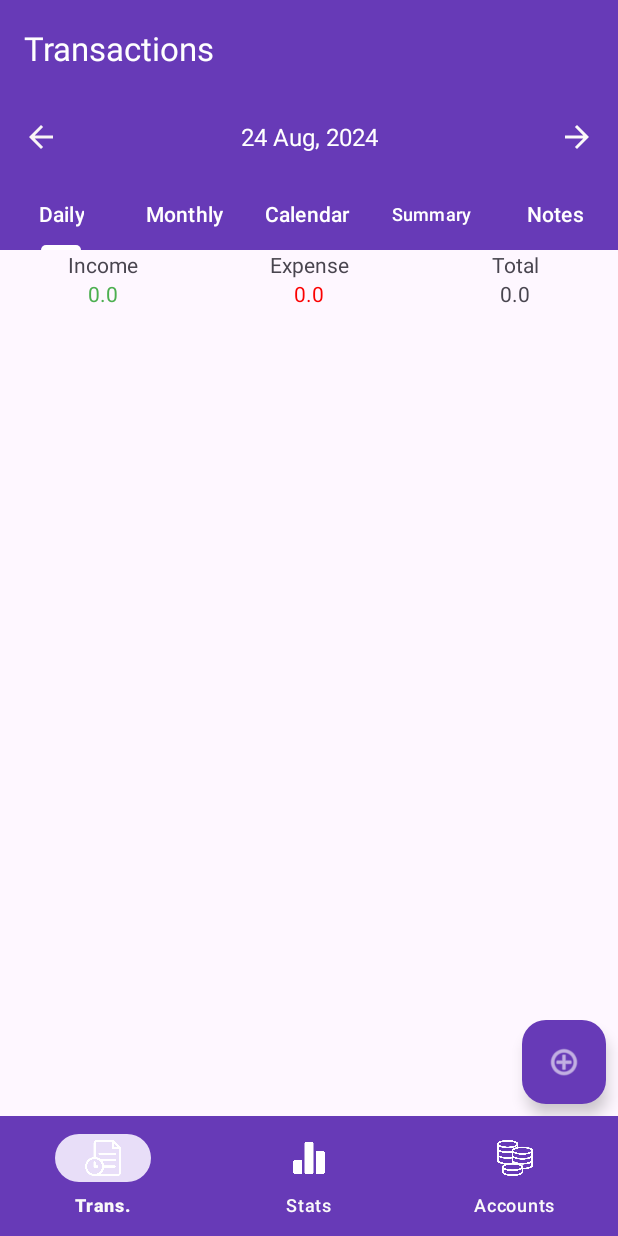
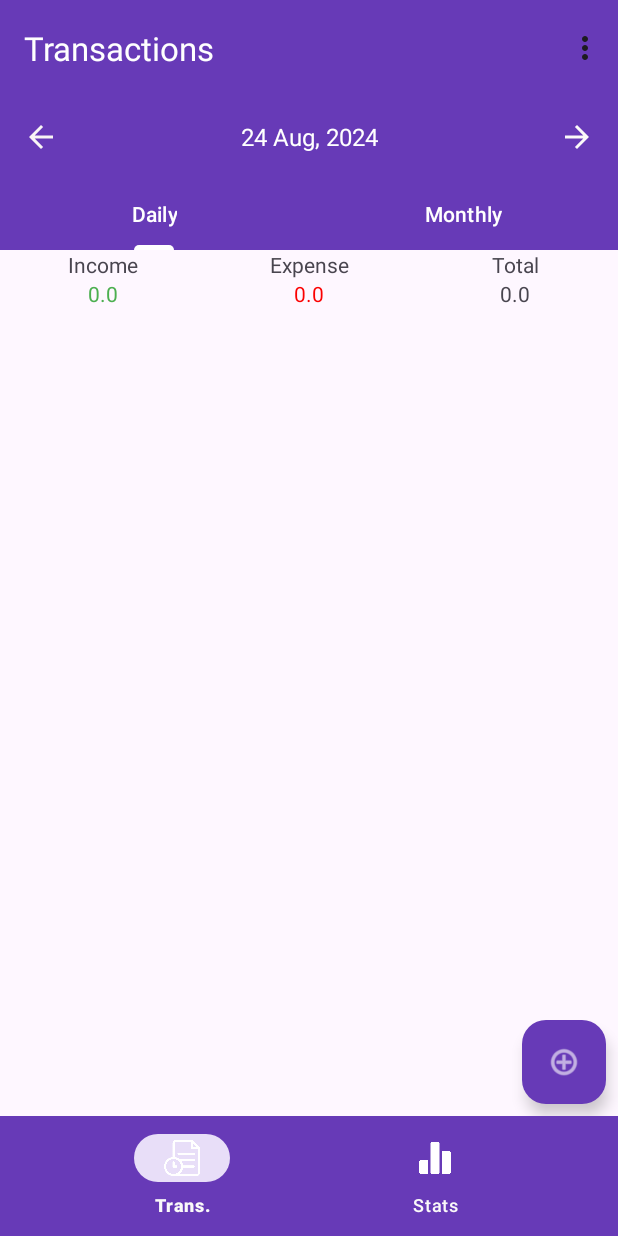
Before and after one commit to NeelVaswani/Expense-Tracker, an Android app: the screen it shows after launch (MainActivity), on a phone screen of 412 x 824 dp. Run offline under Robolectric (Android 15) with nearby library versions, the phone set to English and light mode, and no system bars; libraries missing offline, so code that uses them is left out: io.realm; Roboto replaces fonts that are not available here; 9 statements that could not run were skipped.

```diff
--- a/app/src/main/java/com/example/expensemanager/adapters/TransactionsAdapter.java
+++ b/app/src/main/java/com/example/expensemanager/adapters/TransactionsAdapter.java
@@ -11,7 +11,7 @@ import androidx.fragment.app.FragmentManager;
 import androidx.recyclerview.widget.RecyclerView;
 
 import com.example.expensemanager.R;
-import com.example.expensemanager.databinding.DeleteAlertBinding;
+
 import com.example.expensemanager.databinding.RowTransactionsBinding;
 import com.example.expensemanager.models.Category;
 import com.example.expensemanager.models.Transaction;
@@ -29,7 +29,7 @@ public class TransactionsAdapter extends RecyclerView.Adapter<TransactionsAdapte
     Context context;
     RealmResults<Transaction> transactions;
 
-    DeleteAlertBinding binding;
+
 
     public TransactionsAdapter(Context context, RealmResults<Transaction> transactions){
             this.context = context;
--- a/app/src/main/java/com/example/expensemanager/utils/Constants.java
+++ b/app/src/main/java/com/example/expensemanager/utils/Constants.java
@@ -12,13 +12,14 @@ public class Constants {
 
     public static int DAILY = 0;
     public static int MONTHLY = 1;
-    public static int CALENDAR = 2;
-    public static int SUMMARY = 3;
-    public static int NOTES = 4;
+
 
     public static int SELECTED_TAB = 0;
     public static int SELECTED_TAB_STATS = 0;
     public static String SELECTED_STATS_TYPE = Constants.INCOME;
+
+    public static String SELECTED_ACCOUNT = "All";
+
 
     public static void setCategories() {
         categories = new ArrayList<>();
--- a/app/src/main/java/com/example/expensemanager/views/fragments/TransactionsFragment.java
+++ b/app/src/main/java/com/example/expensemanager/views/fragments/TransactionsFragment.java
@@ -56,6 +56,7 @@ public class TransactionsFragment extends Fragment {
 
 
     Calendar calendar;
+    Calendar dailyCalendar;
 
     public MainViewModel viewModel;
 
@@ -68,12 +69,14 @@ public class TransactionsFragment extends Fragment {
         binding = FragmentTransactionsBinding.inflate(inflater);
 
         viewModel = new ViewModelProvider(requireActivity()).get(MainViewModel.class);
+        dailyCalendar = Calendar.getInstance();
         calendar = Calendar.getInstance();
         updateDate();
 
         binding.nextDate.setOnClickListener(c-> {
 
             if (Constants.SELECTED_TAB == 0) {
+                dailyCalendar.add(Calendar.DATE, 1);
                 calendar.add(Calendar.DATE, 1);
             }
             else if (Constants.SELECTED_TAB == 1) {
@@ -86,6 +89,7 @@ public class TransactionsFragment extends Fragment {
 
         binding.prevDate.setOnClickListener(c-> {
             if (Constants.SELECTED_TAB == 0) {
+                dailyCalendar.add(Calendar.DATE, -1);
                 calendar.add(Calendar.DATE, -1);
             }
             else if (Constants.SELECTED_TAB == 1) {
@@ -167,19 +171,20 @@ public class TransactionsFragment extends Fragment {
 
 
 
-        viewModel.getTransactions(calendar);
+        viewModel.getTransactions(calendar, dailyCalendar);
         return binding.getRoot();
 
     }
 
     void updateDate() {
         if (Constants.SELECTED_TAB == Constants.DAILY) {
-            binding.currentDate.setText(Helper.formatDate(calendar.getTime()));
+
+            binding.currentDate.setText(Helper.formatDate(dailyCalendar.getTime()));
 
         } else if (Constants.SELECTED_TAB == Constants.MONTHLY) {
             binding.currentDate.setText(Helper.formatDateByMonth(calendar.getTime()));
         }
 
-        viewModel.getTransactions(calendar);
+        viewModel.getTransactions(calendar, dailyCalendar);
     }
 }
--- a/app/src/main/res/layout/activity_main.xml
+++ b/app/src/main/res/layout/activity_main.xml
@@ -17,7 +17,8 @@
         app:layout_constraintEnd_toEndOf="parent"
         app:layout_constraintStart_toStartOf="parent"
         app:layout_constraintTop_toTopOf="parent"
-        app:titleTextColor="#FFFFFF"/>
+        app:menu="@menu/top_menu"
+        app:titleTextColor="#FFFFFF" />
 
     <FrameLayout
         android:id="@+id/content"
--- a/app/src/main/res/layout/fragment_transactions.xml
+++ b/app/src/main/res/layout/fragment_transactions.xml
@@ -69,20 +69,6 @@
             android:layout_height="wrap_content"
             android:text="Monthly" />
 
-        <com.google.android.material.tabs.TabItem
-            android:layout_width="wrap_content"
-            android:layout_height="wrap_content"
-            android:text="Calendar" />
-
-        <com.google.android.material.tabs.TabItem
-            android:layout_width="wrap_content"
-            android:layout_height="wrap_content"
-            android:text="Summary" />
-
-        <com.google.android.material.tabs.TabItem
-            android:layout_width="wrap_content"
-            android:layout_height="wrap_content"
-            android:text="Notes" />
     </com.google.android.material.tabs.TabLayout>
 
     <LinearLayout
--- a/app/src/main/res/menu/bottom_menu.xml
+++ b/app/src/main/res/menu/bottom_menu.xml
@@ -9,8 +9,4 @@
         android:id="@+id/Stats"
         android:icon="@drawable/graph"
         android:title="Stats" />
-    <item
-        android:id="@+id/Accounts"
-        android:icon="@drawable/coins"
-        android:title="Accounts" />
 </menu>
--- a/app/src/main/res/menu/top_menu.xml
+++ b/app/src/main/res/menu/top_menu.xml
@@ -1,3 +1,26 @@
 <?xml version="1.0" encoding="utf-8"?>
 <menu xmlns:app="http://schemas.android.com/apk/res-auto"
-    xmlns:android="http://schemas.android.com/apk/res/android"/>
+
+    xmlns:android="http://schemas.android.com/apk/res/android">
+
+    <item
+        android:id="@+id/All"
+        android:title="All"
+        android:clickable="true"/>
+    <item
+        android:id="@+id/Cash"
+        android:title="Cash"
+        android:clickable="true"/>
+    <item
+        android:id="@+id/Bank"
+        android:title="Bank"
+        android:clickable="true"/>
+    <item
+        android:id="@+id/Card"
+        android:title="Card"
+        android:clickable="true"/>
+    <item
+        android:id="@+id/Other"
+        android:title="Other"
+        android:clickable="true"/>
+</menu>
```
Also changed, not shown: app/src/main/java/com/example/expensemanager/viemodels/MainViewModel.java (+98 -14 lines), app/src/main/java/com/example/expensemanager/views/activities/MainActivity.java (+38 -18 lines), app/src/main/java/com/example/expensemanager/views/fragments/StatsFragment.java (+10 -18 lines), app/src/main/res/layout/delete_alert.xml (deleted, +0 -46 lines), app/src/main/res/layout/fragment_stats.xml (+7 -8 lines).
